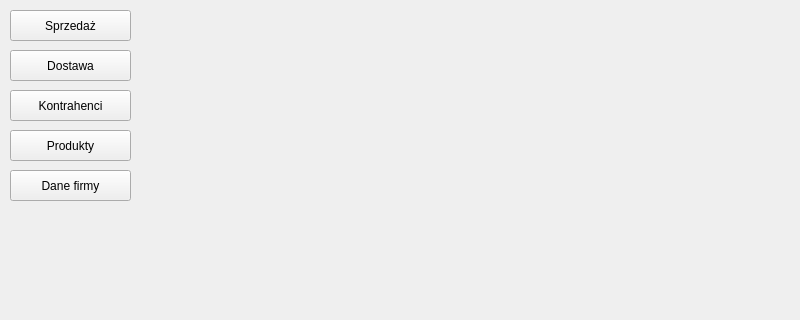
Old version of the form mainwindow.ui in the repository DzimiX/ProgramSprzedazowy; both pictures show x 0 to 800 and y 0 to 320 of the 800 by 600 pixel window.
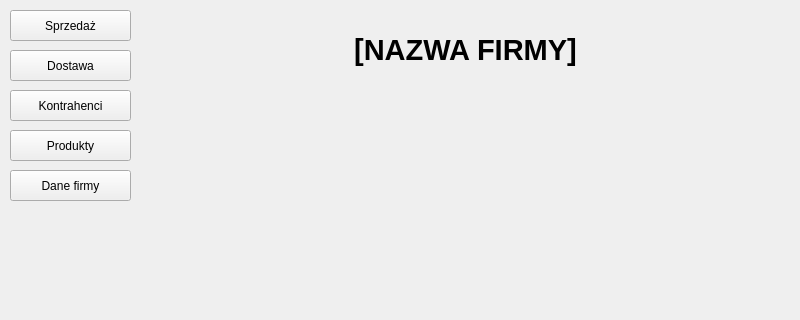
New version of the form.

Commit message: Adds company info editing, updates mainwindow

What changed in the file:
```diff
--- a/mainwindow.ui
+++ b/mainwindow.ui
@@ -82,6 +82,39 @@
      <string>Dane firmy</string>
     </property>
    </widget>
+   <widget class="QLabel" name="company_name">
+    <property name="geometry">
+     <rect>
+      <x>140</x>
+      <y>10</y>
+      <width>651</width>
+      <height>81</height>
+     </rect>
+    </property>
+    <property name="font">
+     <font>
+      <pointsize>22</pointsize>
+      <weight>75</weight>
+      <italic>false</italic>
+      <bold>true</bold>
+      <underline>false</underline>
+      <strikeout>false</strikeout>
+      <kerning>true</kerning>
+     </font>
+    </property>
+    <property name="layoutDirection">
+     <enum>Qt::LeftToRight</enum>
+    </property>
+    <property name="text">
+     <string>[NAZWA FIRMY]</string>
+    </property>
+    <property name="textFormat">
+     <enum>Qt::RichText</enum>
+    </property>
+    <property name="alignment">
+     <set>Qt::AlignCenter</set>
+    </property>
+   </widget>
   </widget>
   <widget class="QMenuBar" name="menubar">
    <property name="geometry">
```
The commit also changes 8 other files.
